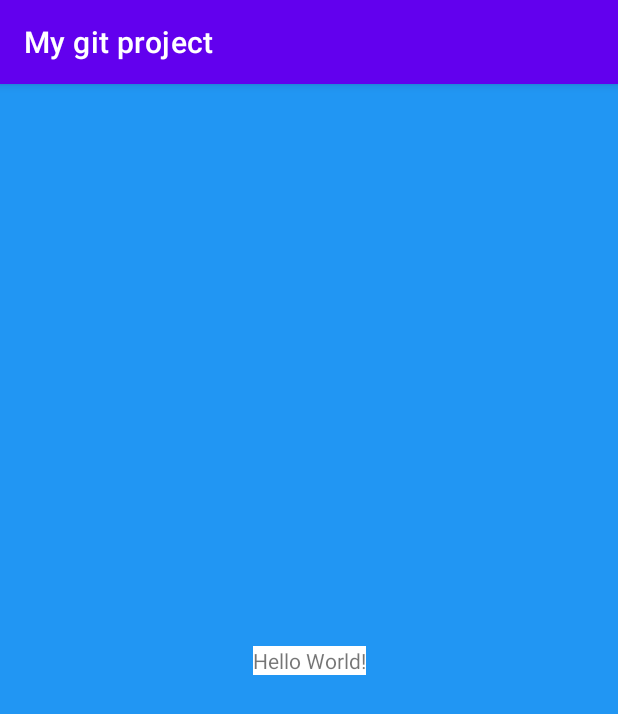
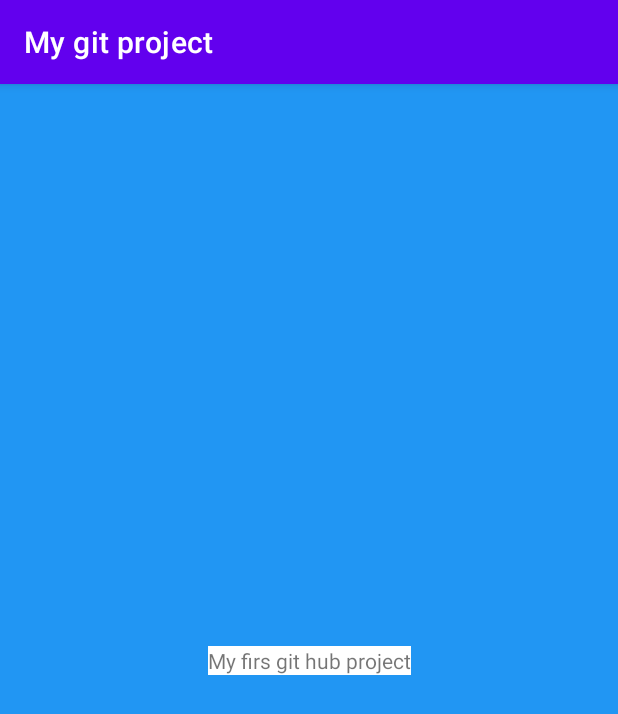
Before and after one commit to GenaBylkin/test, an Android app: the screen it shows after launch (MainActivity), on a phone screen of 412 x 824 dp. Shown: the top 714 px of the screen. Run offline under Robolectric (Android 15) with nearby library versions, the phone set to English and light mode, and no system bars.

Commit message:
change text

```diff
--- a/app/src/main/res/layout/activity_main.xml
+++ b/app/src/main/res/layout/activity_main.xml
@@ -12,7 +12,7 @@
         android:layout_height="wrap_content"
         android:background="#8BC34A"
         android:backgroundTint="@color/white"
-        android:text="Hello World!"
+        android:text="My firs git hub project"
         app:layout_constraintBottom_toBottomOf="parent"
         app:layout_constraintEnd_toEndOf="parent"
         app:layout_constraintStart_toStartOf="parent"
```
